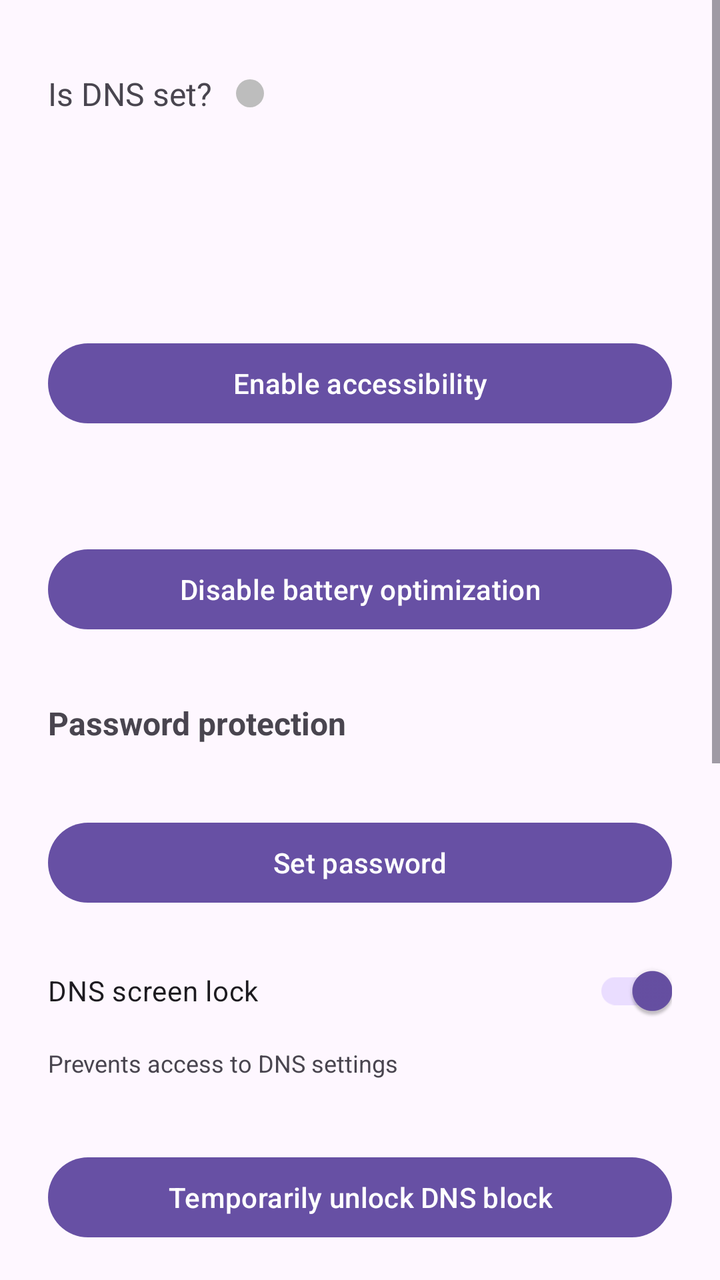
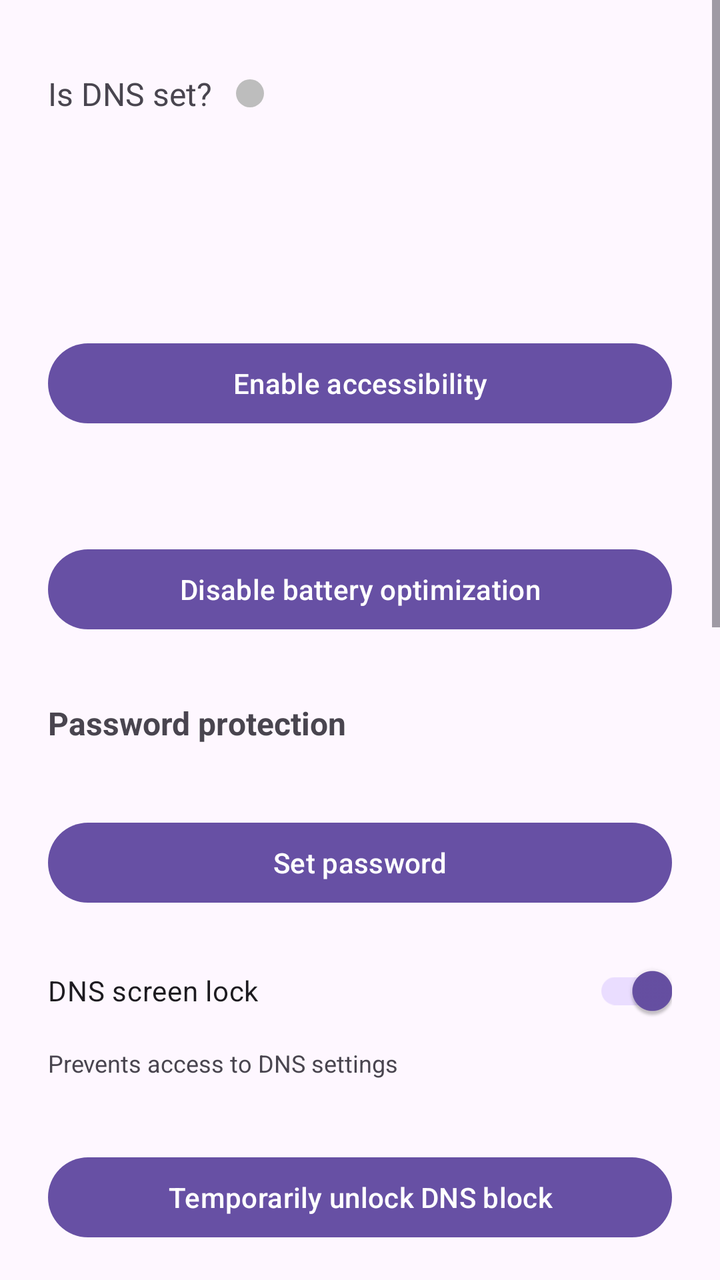

Compare the two renders of this Android layout. The source of the first and the diff that turns it into the second are given below.
<!-- AndroidManifest.xml: application theme Theme.Material3.DayNight -->
<!-- res/layout/activity_main.xml -->
<?xml version="1.0" encoding="utf-8"?>
<ScrollView xmlns:android="http://schemas.android.com/apk/res/android"
    android:layout_width="match_parent"
    android:layout_height="match_parent"
    android:fillViewport="true">

    <LinearLayout
        android:layout_width="match_parent"
        android:layout_height="wrap_content"
        android:orientation="vertical"
        android:padding="24dp">

        <LinearLayout
            android:layout_width="match_parent"
            android:layout_height="wrap_content"
            android:layout_marginBottom="24dp"
            android:gravity="center_vertical"
            android:orientation="horizontal">

            <TextView
                android:id="@+id/dnsSetIndicator"
                android:layout_width="wrap_content"
                android:layout_height="wrap_content"
                android:paddingVertical="12dp"
                android:text="@string/is_dns_set"
                android:textSize="16sp" />

            <View
                android:id="@+id/dnsStatusDot"
                android:layout_width="14dp"
                android:layout_height="14dp"
                android:layout_marginStart="12dp"
                android:background="@drawable/dns_indicator_dot_inactive"
                android:contentDescription="@string/dns_status_indicator" />

        </LinearLayout>

        <TextView
            android:id="@+id/dnsResultText"
            android:layout_width="match_parent"
            android:layout_height="wrap_content"
            android:layout_marginBottom="24dp"
            android:textSize="14sp" />

        <TextView
            android:id="@+id/accessibilityStatusText"
            android:layout_width="match_parent"
            android:layout_height="wrap_content"
            android:layout_marginBottom="12dp"
            android:textSize="14sp" />

        <Button
            android:id="@+id/openAccessibilityButton"
            android:layout_width="match_parent"
            android:layout_height="wrap_content"
            android:layout_marginBottom="24dp"
            android:text="@string/open_accessibility_settings" />

        <TextView
            android:id="@+id/batteryStatusText"
            android:layout_width="match_parent"
            android:layout_height="wrap_content"
            android:layout_marginBottom="12dp"
            android:textSize="14sp" />

        <Button
            android:id="@+id/disableBatteryOptimizationButton"
            android:layout_width="match_parent"
            android:layout_height="wrap_content"
            android:layout_marginBottom="32dp"
            android:text="@string/disable_battery_optimization" />

        <TextView
            android:layout_width="match_parent"
            android:layout_height="wrap_content"
            android:layout_marginBottom="8dp"
            android:text="@string/password_section_title"
            android:textSize="16sp"
            android:textStyle="bold" />

        <TextView
            android:id="@+id/passwordStatusText"
            android:layout_width="match_parent"
            android:layout_height="wrap_content"
            android:layout_marginBottom="8dp"
            android:textSize="14sp" />

        <Button
            android:id="@+id/setPasswordButton"
            android:layout_width="match_parent"
            android:layout_height="wrap_content"
            android:layout_marginBottom="16dp"
            android:text="@string/set_password" />

        <com.google.android.material.switchmaterial.SwitchMaterial
            android:id="@+id/dnsScreenLockSwitch"
            android:layout_width="match_parent"
            android:layout_height="wrap_content"
            android:layout_marginBottom="4dp"
            android:checked="true"
            android:text="@string/dns_screen_lock_title" />

        <TextView
            android:layout_width="match_parent"
            android:layout_height="wrap_content"
            android:layout_marginBottom="8dp"
            android:text="@string/dns_screen_lock_summary"
            android:textSize="12sp" />

        <TextView
            android:id="@+id/dnsLockStatusText"
            android:layout_width="match_parent"
            android:layout_height="wrap_content"
            android:layout_marginBottom="8dp"
            android:textSize="14sp" />

        <Button
            android:id="@+id/unlockDnsButton"
            android:layout_width="match_parent"
            android:layout_height="wrap_content"
            android:layout_marginBottom="32dp"
            android:text="@string/unlock_dns_block" />

        <TextView
            android:layout_width="match_parent"
            android:layout_height="wrap_content"
            android:layout_marginBottom="8dp"
            android:text="@string/blocked_apps_title"
            android:textSize="16sp"
            android:textStyle="bold" />

        <EditText
            android:id="@+id/blockedAppNameInput"
            android:layout_width="match_parent"
            android:layout_height="wrap_content"
            android:layout_marginBottom="8dp"
            android:hint="@string/blocked_apps_hint"
            android:imeOptions="actionDone"
            android:inputType="textCapWords"
            android:maxLines="1" />

        <Button
            android:id="@+id/addBlockedAppButton"
            android:layout_width="match_parent"
            android:layout_height="wrap_content"
            android:layout_marginBottom="16dp"
            android:text="@string/add_blocked_app" />

        <TextView
            android:id="@+id/blockedAppsEmptyText"
            android:layout_width="match_parent"
            android:layout_height="wrap_content"
            android:text="@string/blocked_apps_empty"
            android:textSize="14sp" />

        <LinearLayout
            android:id="@+id/blockedAppsListContainer"
            android:layout_width="match_parent"
            android:layout_height="wrap_content"
            android:layout_marginBottom="32dp"
            android:orientation="vertical" />

        <TextView
            android:layout_width="match_parent"
            android:layout_height="wrap_content"
            android:layout_marginBottom="8dp"
            android:text="@string/blocked_sites_title"
            android:textSize="16sp"
            android:textStyle="bold" />

        <TextView
            android:layout_width="match_parent"
            android:layout_height="wrap_content"
            android:layout_marginBottom="8dp"
            android:text="@string/blocked_sites_summary"
            android:textSize="12sp" />

        <EditText
            android:id="@+id/blockedSiteInput"
            android:layout_width="match_parent"
            android:layout_height="wrap_content"
            android:layout_marginBottom="8dp"
            android:hint="@string/blocked_sites_hint"
            android:imeOptions="actionDone"
            android:inputType="textUri"
            android:maxLines="1" />

        <Button
            android:id="@+id/addBlockedSiteButton"
            android:layout_width="match_parent"
            android:layout_height="wrap_content"
            android:layout_marginBottom="16dp"
            android:text="@string/add_blocked_site" />

        <TextView
            android:id="@+id/blockedSitesEmptyText"
            android:layout_width="match_parent"
            android:layout_height="wrap_content"
            android:text="@string/blocked_sites_empty"
            android:textSize="14sp" />

        <LinearLayout
            android:id="@+id/blockedSitesListContainer"
            android:layout_width="match_parent"
            android:layout_height="wrap_content"
            android:orientation="vertical" />

    </LinearLayout>

</ScrollView>
<!-- resources referenced by this layout -->
<resources>
  <!-- drawable dns_indicator_dot_inactive (drawable) -->
  <?xml version="1.0" encoding="utf-8"?>
  <shape xmlns:android="http://schemas.android.com/apk/res/android"
      android:shape="oval">
      <solid android:color="@color/dns_unset_gray" />
      <size
          android:width="14dp"
          android:height="14dp" />
  </shape>
  <string name="add_blocked_app">Add to list</string>
  <string name="add_blocked_site">Add website</string>
  <string name="blocked_apps_empty">No apps on the list</string>
  <string name="blocked_apps_hint">Enter app name (e.g. Chrome, YouTube)</string>
  <string name="blocked_apps_title">Blocked apps</string>
  <string name="blocked_sites_empty">No websites on the list</string>
  <string name="blocked_sites_hint">Enter website (e.g. youtube.com)</string>
  <string name="blocked_sites_summary">Works in Chrome, Samsung Internet, Firefox and Brave. Blocks the domain and its subdomains.</string>
  <string name="blocked_sites_title">Blocked websites</string>
  <string name="disable_battery_optimization">Disable battery optimization</string>
  <string name="dns_screen_lock_summary">Prevents access to DNS settings</string>
  <string name="dns_screen_lock_title">DNS screen lock</string>
  <string name="dns_status_indicator">DNS status indicator</string>
  <string name="is_dns_set">Is DNS set?</string>
  <string name="open_accessibility_settings">Enable accessibility</string>
  <string name="password_section_title">Password protection</string>
  <string name="set_password">Set password</string>
  <string name="unlock_dns_block">Temporarily unlock DNS block</string>
  <color name="dns_unset_gray">#FFBDBDBD</color>
</resources>

<!-- the commit's change to res/layout/activity_main.xml (unified diff, before → after) -->
@@ -203,8 +203,54 @@
             android:id="@+id/blockedSitesListContainer"
             android:layout_width="match_parent"
             android:layout_height="wrap_content"
+            android:layout_marginBottom="32dp"
             android:orientation="vertical" />
 
+        <TextView
+            android:layout_width="match_parent"
+            android:layout_height="wrap_content"
+            android:layout_marginBottom="8dp"
+            android:text="@string/blocked_keywords_title"
+            android:textSize="16sp"
+            android:textStyle="bold" />
+
+        <TextView
+            android:layout_width="match_parent"
+            android:layout_height="wrap_content"
+            android:layout_marginBottom="8dp"
+            android:text="@string/blocked_keywords_summary"
+            android:textSize="12sp" />
+
+        <EditText
+            android:id="@+id/blockedKeywordInput"
+            android:layout_width="match_parent"
+            android:layout_height="wrap_content"
+            android:layout_marginBottom="8dp"
+            android:hint="@string/blocked_keywords_hint"
+            android:imeOptions="actionDone"
+            android:inputType="text"
+            android:maxLines="1" />
+
+        <Button
+            android:id="@+id/addBlockedKeywordButton"
+            android:layout_width="match_parent"
+            android:layout_height="wrap_content"
+            android:layout_marginBottom="16dp"
+            android:text="@string/add_blocked_keyword" />
+
+        <TextView
+            android:id="@+id/blockedKeywordsEmptyText"
+            android:layout_width="match_parent"
+            android:layout_height="wrap_content"
+            android:text="@string/blocked_keywords_empty"
+            android:textSize="14sp" />
+
+        <LinearLayout
+            android:id="@+id/blockedKeywordsListContainer"
+            android:layout_width="match_parent"
+            android:layout_height="wrap_content"
+            android:orientation="vertical" />
+
     </LinearLayout>
 
 </ScrollView>
<!-- resource entries referenced after the edit -->
@@ -10,10 +10,15 @@
           android:height="14dp" />
   </shape>
   <string name="add_blocked_app">Add to list</string>
+  <string name="add_blocked_keyword">Add keyword</string>
   <string name="add_blocked_site">Add website</string>
   <string name="blocked_apps_empty">No apps on the list</string>
   <string name="blocked_apps_hint">Enter app name (e.g. Chrome, YouTube)</string>
   <string name="blocked_apps_title">Blocked apps</string>
+  <string name="blocked_keywords_empty">No keywords on the list</string>
+  <string name="blocked_keywords_hint">Enter keyword (e.g. gambling)</string>
+  <string name="blocked_keywords_summary">Blocks browser pages when the address bar contains the keyword. Same browsers as website blocking.</string>
+  <string name="blocked_keywords_title">Blocked keywords</string>
   <string name="blocked_sites_empty">No websites on the list</string>
   <string name="blocked_sites_hint">Enter website (e.g. youtube.com)</string>
   <string name="blocked_sites_summary">Works in Chrome, Samsung Internet, Firefox and Brave. Blocks the domain and its subdomains.</string>
